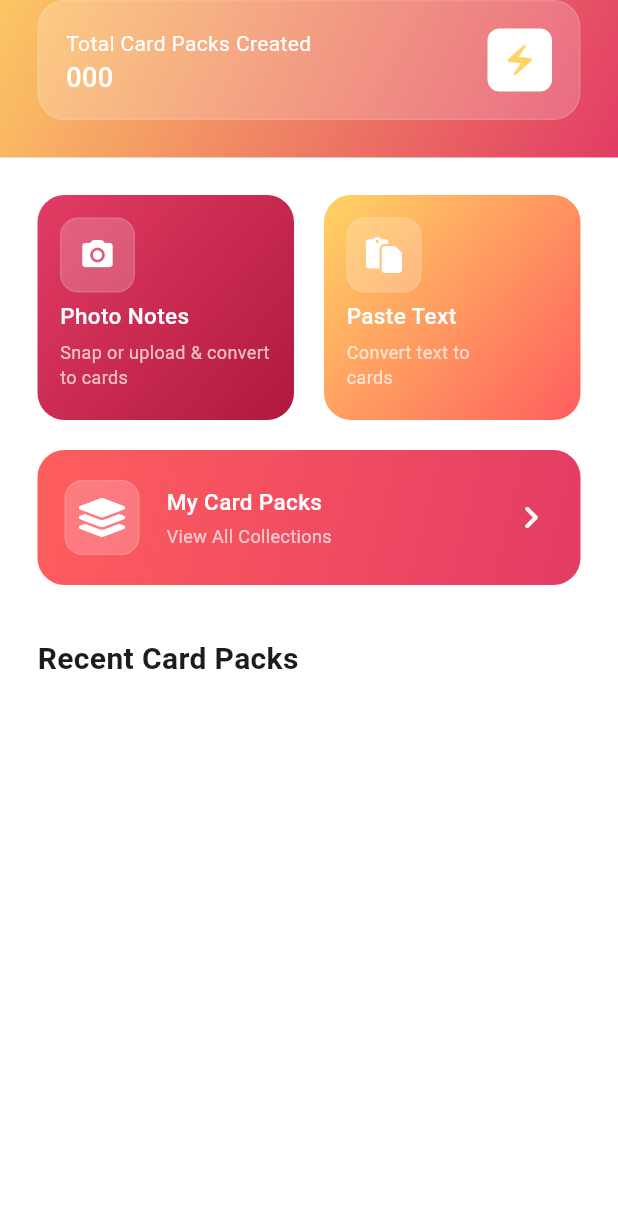
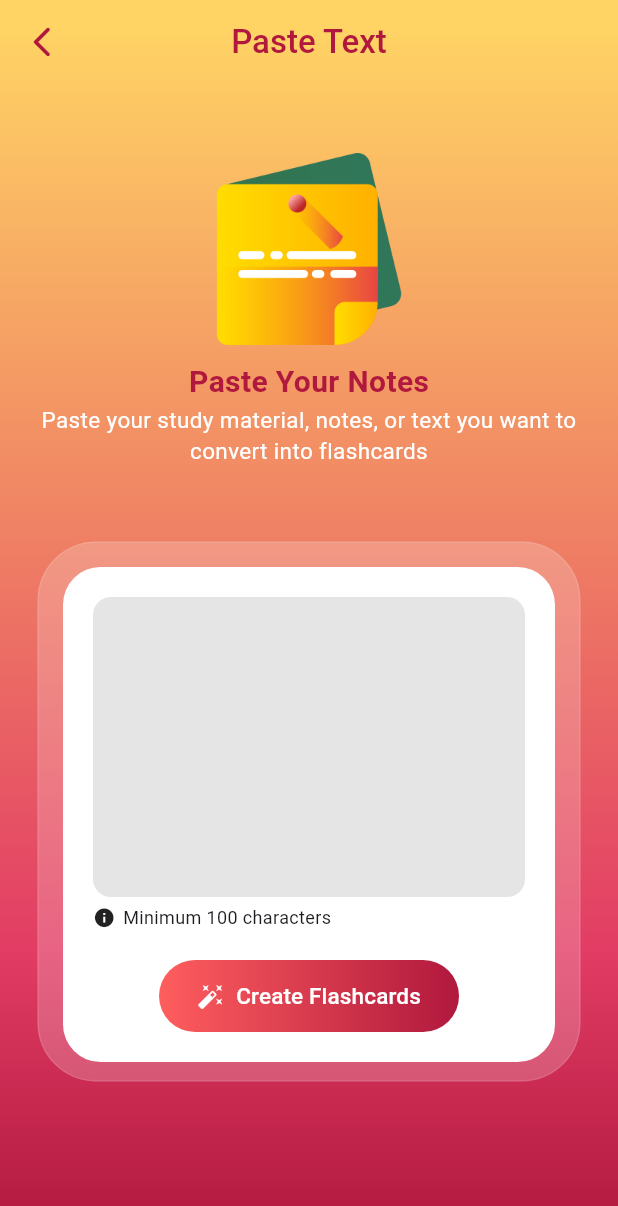
Before and after one commit to wahyuayesha/Cardify, a Flutter app: the HomePage screen opened directly, scrolled down 95 dp, after a tap on "Paste Text", on a phone screen of 412 x 824 dp. Shown: the top 1206 px of the screen. Run offline on Flutter 3.47's test engine with Material 3 defaults, Android fonts, the phone set to English and light mode, and no system bars; our stand-ins replace dartz, flutter_svg, get, google_generative_ai, image_picker, loading_animation_widget and 3 more; missing offline and left inert: flutter_flip_card, google_mlkit_text_recognition; accounts and stored records are empty.

Commit message:
Fungsi generate flashcard

```diff
--- a/lib/core/const/colors.dart
+++ b/lib/core/const/colors.dart
@@ -9,7 +9,7 @@ class AppColors {
 
   // TEXT
   static Color subtitle = Color(0xFF000000).withOpacity(0.25);
-  static Color subtitleLight = Color(0xFFFFFFFF).withOpacity(0.25);
+  static Color subtitleLight = Color(0xFFFFFFFF).withOpacity(0.5);
 
 
   // BRAND
--- a/lib/core/const/gradients.dart
+++ b/lib/core/const/gradients.dart
@@ -17,6 +17,15 @@ class AppGradients {
     stops: [0.0, 0.23, 0.98],
     begin: Alignment.bottomCenter,
     end: Alignment.topCenter,
+  );
+
+  static const Gradient backgroundDark = LinearGradient(
+    colors: [
+      AppColors.primary, // merah tua
+      Color.fromARGB(255, 110, 7, 31), // merah muda
+    ],
+    begin: Alignment.topCenter,
+    end: Alignment.bottomCenter,
   );
 
   static const Gradient header = LinearGradient(
--- a/lib/core/theme/light_theme.dart
+++ b/lib/core/theme/light_theme.dart
@@ -4,5 +4,10 @@ import 'package:flutter/material.dart';
 ThemeData lightTheme = ThemeData(
   brightness: Brightness.light,
   scaffoldBackgroundColor: AppColors.backgroundLight,
-  dividerColor: AppColors.outlineLight
+  dividerColor: AppColors.outlineLight,
+  textSelectionTheme: TextSelectionThemeData(
+      cursorColor: AppColors.primary,       // warna kursor
+      selectionColor: AppColors.primary.withOpacity(0.2), // warna highlight saat blok teks
+      selectionHandleColor: AppColors.primary, // handle drag teks
+    ),
 );
--- a/lib/features/flashcard/presentation/pages/home_page.dart
+++ b/lib/features/flashcard/presentation/pages/home_page.dart
@@ -3,6 +3,7 @@ import 'package:cardify/core/const/gradients.dart';
 import 'package:cardify/core/widgets/card_button.dart';
 import 'package:cardify/core/widgets/svg_icon.dart';
 import 'package:cardify/features/flashcard/presentation/controller/theme_controller.dart';
+import 'package:cardify/features/generate_flashcard/presentation/pages/paste_page.dart';
 import 'package:cardify/features/generate_flashcard/presentation/pages/photo_page.dart';
 import 'package:flutter/material.dart';
 import 'package:get/get.dart';
@@ -146,7 +147,9 @@ class HomePage extends StatelessWidget {
                           title: 'Paste Text',
                           desc: 'Convert text to\ncards',
                           gradient: AppGradients.yellowButton,
-                          onPressed: () {},
+                          onPressed: () {
+                            Get.to(PastePage());
+                          },
                         ),
                       ),
                     ],
--- a/lib/features/generate_flashcard/presentation/pages/paste_page.dart
+++ b/lib/features/generate_flashcard/presentation/pages/paste_page.dart
@@ -0,0 +1,207 @@
+import 'package:cardify/core/const/colors.dart';
+import 'package:cardify/core/const/gradients.dart';
+import 'package:cardify/core/widgets/primary_button.dart';
+import 'package:cardify/features/flashcard/presentation/controller/theme_controller.dart';
+import 'package:cardify/features/flashcard/presentation/pages/home_page.dart';
+import 'package:cardify/features/generate_flashcard/presentation/controllers/generate_controller.dart';
+import 'package:cardify/features/main/presentation/pages/main_page.dart';
+import 'package:flutter/material.dart';
+import 'package:get/get.dart';
+import 'package:loading_animation_widget/loading_animation_widget.dart';
+
+class PastePage extends StatelessWidget {
+  PastePage({super.key});
+
+  final ThemeController themeController = Get.find();
+  final GenerateController generateController = Get.find();
+  final textController = TextEditingController();
+
+  @override
+  Widget build(BuildContext context) {
+    return Scaffold(
+      resizeToAvoidBottomInset: true, // biar body ngikutin keyboard
+      extendBodyBehindAppBar: true,
+      appBar: AppBar(
+        backgroundColor: Colors.transparent,
+        elevation: 0,
+        leading: IconButton(
+          icon: Icon(
+            Icons.arrow_back_ios_new_rounded,
+            color: themeController.isDark.value
+                ? AppColors.baseLight
+                : AppColors.primary,
+          ),
+          onPressed: () => Get.back(),
+        ),
+        title: Text(
+          'Paste Text',
+          style: TextStyle(
+            color: themeController.isDark.value
+                ? AppColors.baseLight
+                : AppColors.primary,
+            fontWeight: FontWeight.w500,
+          ),
+        ),
+        centerTitle: true,
+      ),
+      body: Stack(
+        children: [
+          Obx(
+            () => Container(
+              decoration: BoxDecoration(
+                gradient: themeController.isDark.value
+                    ? AppGradients.backgroundDark
+                    : AppGradients.background,
+              ),
+            ),
+          ),
+          Padding(
+            padding: const EdgeInsets.only(
+              left: 25,
+              right: 25,
+              top: 100,
+              bottom: 0,
+            ),
+            child: SingleChildScrollView(
+              child: Column(
+                children: [
+                  SizedBox(height: 2),
+                  Align(
+                    alignment: Alignment.center,
+                    child: Image.asset(
+                      'assets/images/decoration/text_header.png',
+                      scale: 4,
+                    ),
+                  ),
+                  SizedBox(height: 10),
+                  Text(
+                    'Paste Your Notes',
+                    style: TextStyle(
+                      fontSize: 20,
+                      fontWeight: FontWeight.bold,
+                      color: themeController.isDark.value
+                          ? AppColors.fourth
+                          : AppColors.primary,
+                    ),
+                  ),
+                  Text(
+                    'Paste your study material, notes, or text you want to convert into flashcards',
+                    textAlign: TextAlign.center,
+                    style: TextStyle(fontSize: 15, color: AppColors.baseLight),
+                  ),
+                  SizedBox(height: 50),
+
+                  Stack(
+                    children: [
+                      // Container transparan
+                      Container(
+                        height: 360,
+                        decoration: BoxDecoration(
+                          borderRadius: BorderRadius.circular(39),
+                          border: Border.all(color: AppColors.borderTrans),
+                          color: AppColors.fillTrans,
+                        ),
+                      ),
+                      // Container layer 2
+                      Padding(
+                        padding: const EdgeInsets.all(17),
+                        child: Container(
+                          height: 330,
+                          decoration: BoxDecoration(
+                            borderRadius: BorderRadius.circular(25),
+                            color: Theme.of(context).scaffoldBackgroundColor,
+                          ),
+                          child: Padding(
+                            padding: const EdgeInsets.all(20),
+                            child: Column(
+                              children: [
+                                SizedBox(
+                                  height: 200, // tinggi fixed
+                                  child: TextField(
+                                    controller: textController,
+                                    expands: true,
+                                    maxLines: null,
+                                    minLines: null,
+                                    keyboardType: TextInputType.multiline,
+                                    textAlignVertical: TextAlignVertical.top,
+                                    decoration: InputDecoration(
+                                      filled: true,
+                                      fillColor: AppColors.baseDark.withOpacity(
+                                        0.1,
+                                      ),
+                                      border: OutlineInputBorder(
+                                        borderRadius: BorderRadius.circular(12),
+                                        borderSide: BorderSide.none,
+                                      ),
+                                    ),
+                                    scrollPhysics:
+                                        BouncingScrollPhysics(), // bissa discroll
+                                  ),
+                                ),
+                                SizedBox(height: 5),
+                                Row(
+                                  children: [
+                                    Icon(
+                                      Icons.info,
+                                      // color: themeController.isDark.value
+                                      //     ? AppColors.subtitle
+                                      //     : AppColors.subtitleLight,
+                                      size: 15,
+                                    ),
+                                    SizedBox(width: 5),
+                                    Text(
+                                      'Minimum 100 characters',
+                                      style: TextStyle(
+                                        // color: themeController.isDark.value
+                                        //     ? AppColors.subtitle
+                                        //     : AppColors.subtitleLight,
+                                        fontSize: 12,
+                                      ),
+                                    ),
+                                  ],
+                                ),
+                                Spacer(),
+                                Obx(() {
+                                  if (generateController.isLoading.value) {
+                                    return LoadingAnimationWidget.staggeredDotsWave(
+                                      color: AppColors.primary,
+                                      size: 40,
+                                    );
+                                  } else {
+                                    return PrimaryButton(
+                                      width: 200,
+                                      onPressed: () async {
+                                        await generateController
+                                            .createFlashcard(
+                                              content: textController.text
+                                                  .trim(),
+                                            );
+                                        textController.clear();
+                                        if (generateController
+                                            .successMessage
+                                            .isNotEmpty) {
+                                          Get.to(MainPage());
+                                        }
+                                      },
+                                      text: 'Create Flashcards',
+                                      prefixIcon: Icons.auto_fix_high,
+                                    );
+                                  }
+                                }),
+                              ],
+                            ),
+                          ),
+                        ),
+                      ),
+                    ],
+                  ),
+                  SizedBox(height: 40),
+                ],
+              ),
+            ),
+          ),
+        ],
+      ),
+    );
+  }
+}
--- /dev/null
+++ b/lib/features/onboard/domain/repositories/onboard_repository.dart
@@ -0,0 +1,4 @@
+abstract class OnboardRepository {
+  Future<bool> isFirstTime();
+  Future<void> setNotFirstTime();
+}
```
Also changed, not shown: lib/features/generate_flashcard/presentation/controllers/generate_controller.dart (+36 -0 lines), lib/features/generate_flashcard/presentation/pages/photo_page.dart (+67 -7 lines), lib/features/onboard/data/datasource/onboard_local_datasource.dart (+12 -12 lines), lib/features/onboard/data/repo_impl/onboard_repo_impl.dart (added, +18 -0 lines), lib/features/onboard/domain/usecases/isFirstTime_usecase.dart (added, +11 -0 lines), lib/features/onboard/domain/usecases/setNotFirstTime_usecase.dart (added, +9 -0 lines), lib/features/onboard/presentation/controller/onboard_controller.dart (added, +20 -0 lines), lib/features/onboard/presentation/pages/onboard_page.dart (+12 -9 lines), lib/features/splash/presentation/pages/splash_page.dart (+20 -6 lines), lib/injection.dart (+32 -6 lines), lib/core/widgets/primary_button.dart (line endings or trailing spaces).
